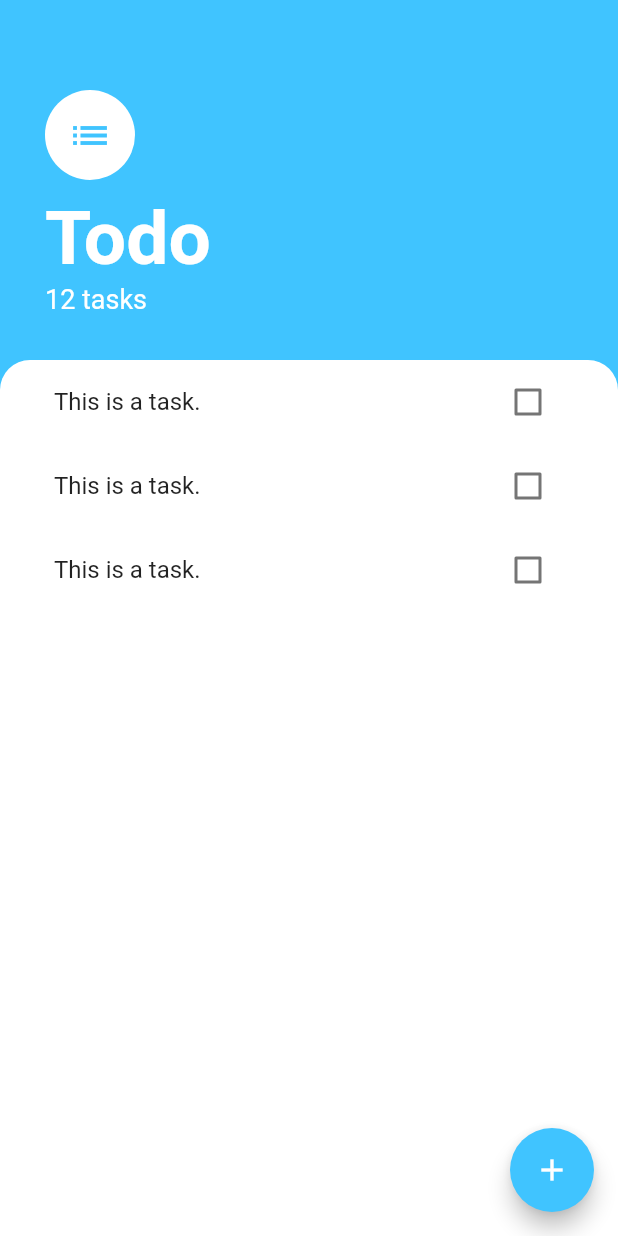
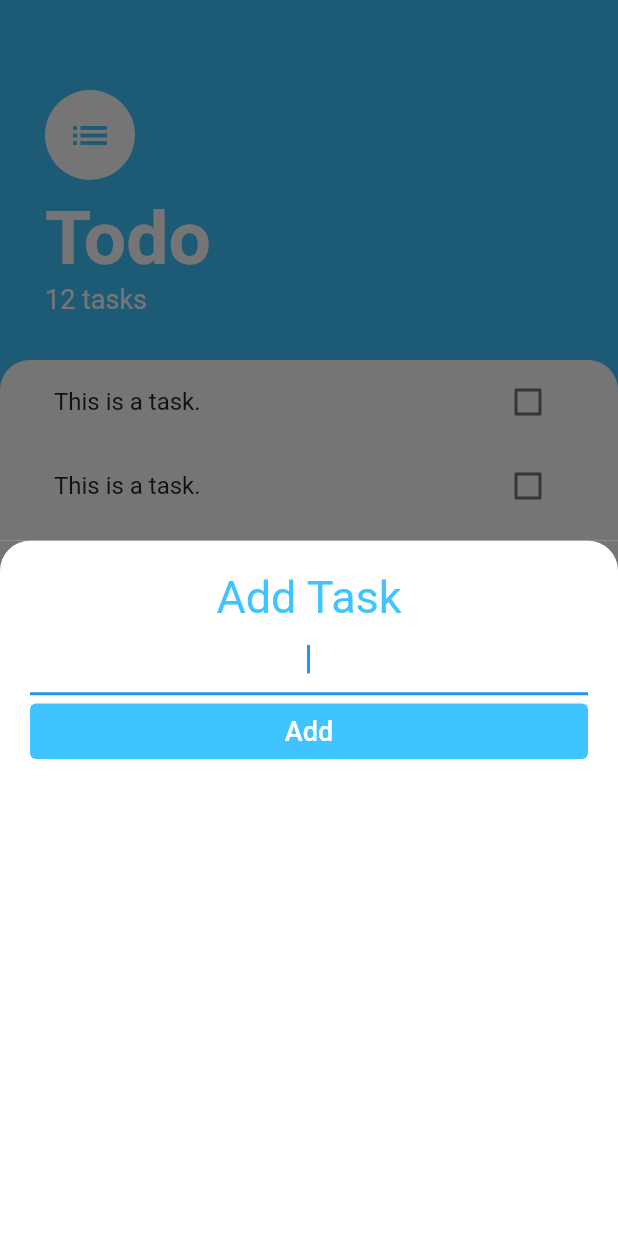
Before and after one commit to SinirliJapon/To-Do_List, a Flutter app: the screen it shows after launch, after a tap on the "add" icon, on a phone screen of 412 x 824 dp. Run offline on Flutter 3.47's test engine with Material 2 defaults, Android fonts, the phone set to English and light mode, and no system bars.

```diff
--- /dev/null
+++ b/lib/screens/add_task_screen.dart
@@ -0,0 +1,55 @@
+import 'package:flutter/material.dart';
+
+class AddTaskScreen extends StatelessWidget {
+  const AddTaskScreen({Key? key}) : super(key: key);
+
+  @override
+  Widget build(BuildContext context) {
+    return Container(
+      color: const Color(0xff757575),
+      child: Container(
+        padding: const EdgeInsets.all(20.0),
+        decoration: const BoxDecoration(
+          color: Colors.white,
+          borderRadius: BorderRadius.only(
+            topRight: Radius.circular(20.0),
+            topLeft: Radius.circular(20.0),
+          ),
+        ),
+        child: Column(
+          crossAxisAlignment: CrossAxisAlignment.stretch,
+          children: [
+            Container(
+                child: const Text(
+                  'Add Task',
+                  textAlign: TextAlign.center,
+                  style: TextStyle(
+                    color: Colors.lightBlueAccent,
+                    fontSize: 30.0,
+                  ),
+                )),
+            const TextField(
+              autofocus: true,
+              textAlign: TextAlign.center,
+            ),
+            TextButton(
+              style: TextButton.styleFrom(
+                backgroundColor: Colors.lightBlueAccent,
+              ),
+              onPressed: () {
+                //Later add
+              },
+              child: const Text(
+                'Add',
+                style: TextStyle(
+                  color: Colors.white,
+                  fontSize: 18.0,
+                ),
+              ),
+            )
+          ],
+        ),
+      ),
+    );
+  }
+}
--- a/lib/screens/tasks_screen.dart
+++ b/lib/screens/tasks_screen.dart
@@ -1,5 +1,6 @@
 import 'package:flutter/material.dart';
 import 'package:todo_list/widgets/tasks_list.dart';
+import 'add_task_screen.dart';
 
 class TasksScreen extends StatelessWidget {
   const TasksScreen({Key? key}) : super(key: key);
@@ -12,7 +13,10 @@ class TasksScreen extends StatelessWidget {
         backgroundColor: Colors.lightBlueAccent,
         child: const Icon(Icons.add),
         onPressed: () {
-
+          showModalBottomSheet(
+            context: context,
+            builder: (context) => AddTaskScreen(),
+          );
         },
       ),
       body: Column(
@@ -56,7 +60,9 @@ class TasksScreen extends StatelessWidget {
           ),
           Expanded(
             child: Container(
-              padding: const EdgeInsets.symmetric(horizontal: 20.0,),
+              padding: const EdgeInsets.symmetric(
+                horizontal: 20.0,
+              ),
               decoration: const BoxDecoration(
                 color: Colors.white,
                 borderRadius: BorderRadius.only(
```
